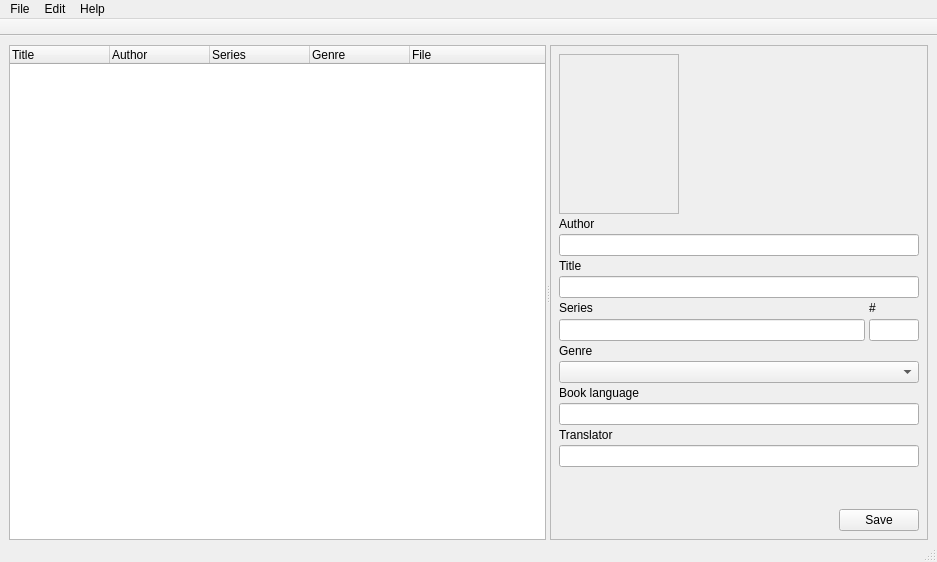
rupor-github/fb2mobi, file ui/MainWindow.ui: the form before one commit.
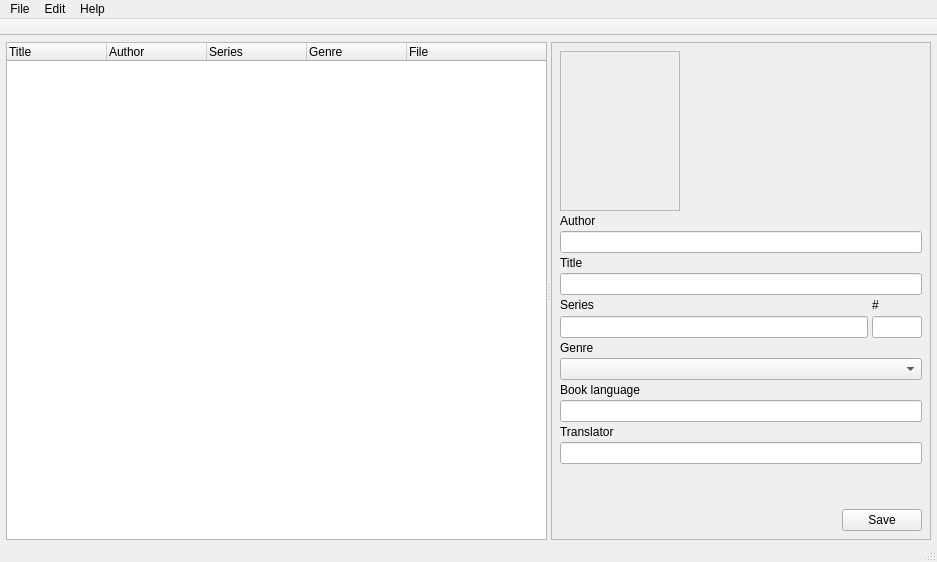
The form after the commit.

Patch:
```diff
--- a/ui/MainWindow.ui
+++ b/ui/MainWindow.ui
@@ -21,6 +21,15 @@
     </sizepolicy>
    </property>
    <layout class="QGridLayout" name="gridLayout">
+    <property name="leftMargin">
+     <number>6</number>
+    </property>
+    <property name="topMargin">
+     <number>6</number>
+    </property>
+    <property name="rightMargin">
+     <number>6</number>
+    </property>
     <property name="bottomMargin">
      <number>0</number>
     </property>
@@ -89,8 +98,8 @@
          <rect>
           <x>0</x>
           <y>0</y>
-          <width>407</width>
-          <height>498</height>
+          <width>409</width>
+          <height>501</height>
          </rect>
         </property>
         <layout class="QVBoxLayout" name="verticalLayout">
```
Left out of the diff: 30 changed lines with no effect on the pictures.
